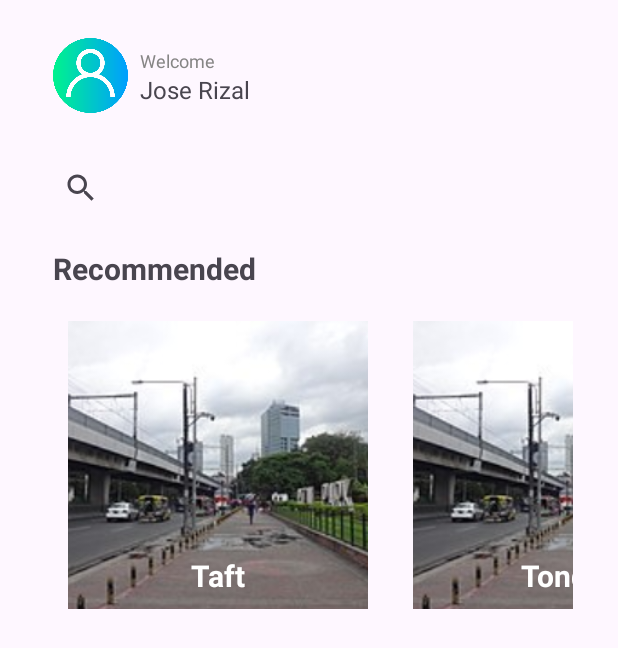
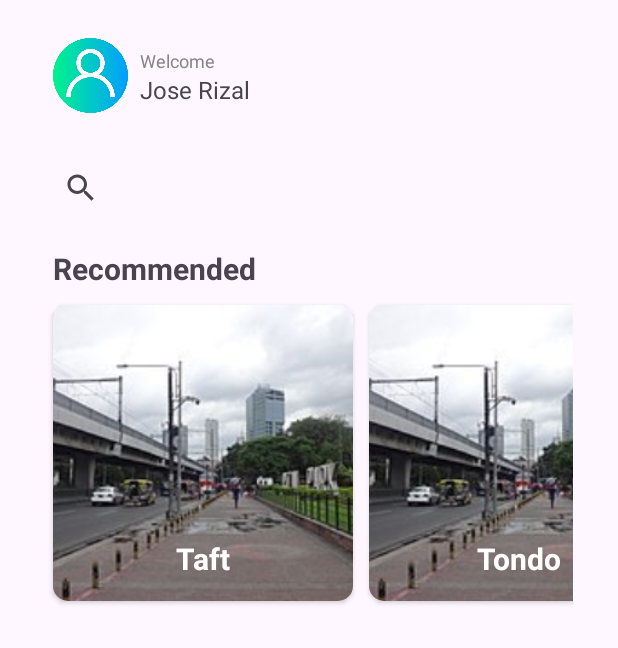
Before and after one commit to CodeKiyo/phexplore, an Android app: the screen it shows after launch (MainActivity), on a phone screen of 412 x 824 dp. Shown: the top 648 px of the screen. Run offline under Robolectric (Android 15) with nearby library versions, the light colour scheme and no system bars.

Commit message:
Rounded images

```diff
--- a/app/src/main/java/com/mobdeve/phexplore/MainActivity.kt
+++ b/app/src/main/java/com/mobdeve/phexplore/MainActivity.kt
@@ -30,12 +30,15 @@ class MainActivity : AppCompatActivity() {
         super.onCreate(savedInstanceState)
 
         // This is to test the main menu page without the need for login
+
         mainPage = MainmenuPageBinding.inflate(layoutInflater)
         setContentView(mainPage.root)
         mainPage.menuRecyclerView.adapter = MainViewAdapter(DataGenerator.loadData())
         val linearLayoutManager = LinearLayoutManager(this)
         linearLayoutManager.orientation = LinearLayoutManager.HORIZONTAL
         mainPage.menuRecyclerView.layoutManager = linearLayoutManager
+
+
 
         /*
         // ViewBinding
--- a/app/src/main/res/layout/menuitem_layout.xml
+++ b/app/src/main/res/layout/menuitem_layout.xml
@@ -2,16 +2,29 @@
 <androidx.constraintlayout.widget.ConstraintLayout xmlns:android="http://schemas.android.com/apk/res/android"
     xmlns:app="http://schemas.android.com/apk/res-auto"
     xmlns:tools="http://schemas.android.com/tools"
-    android:layout_width="230dp"
+    android:layout_width="wrap_content"
+    android:layout_height="match_parent">
+
+
+    <androidx.cardview.widget.CardView
+        android:layout_width="match_parent"
+        android:layout_height="match_parent"
+        android:layout_margin="5dp"
+        android:elevation="10dp"
+        app:cardCornerRadius="10dp"
+        app:layout_constraintEnd_toEndOf="parent"
+        app:layout_constraintStart_toStartOf="parent"
+        app:layout_constraintTop_toTopOf="parent">
+
+        <androidx.constraintlayout.widget.ConstraintLayout
+            android:layout_width="match_parent"
             android:layout_height="match_parent">
 
             <ImageView
                 android:id="@+id/destImage"
                 android:layout_width="200dp"
                 android:layout_height="200dp"
-        android:layout_marginTop="16dp"
                 android:adjustViewBounds="true"
-        android:cropToPadding="true"
                 android:scaleType="centerCrop"
                 app:layout_constraintEnd_toEndOf="parent"
                 app:layout_constraintStart_toStartOf="parent"
@@ -22,7 +35,6 @@
                 android:id="@+id/destName"
                 android:layout_width="wrap_content"
                 android:layout_height="wrap_content"
-        android:layout_marginTop="155dp"
                 android:text="Name of destination"
                 android:textColor="#FFFFFF"
                 android:textSize="20sp"
@@ -31,5 +43,9 @@
                 app:layout_constraintEnd_toEndOf="@+id/destImage"
                 app:layout_constraintStart_toStartOf="@+id/destImage"
                 app:layout_constraintTop_toTopOf="@+id/destImage"
-        app:layout_constraintVertical_bias="0.04" />
+                app:layout_constraintVertical_bias="0.901" />
         </androidx.constraintlayout.widget.ConstraintLayout>
+
+    </androidx.cardview.widget.CardView>
+
+</androidx.constraintlayout.widget.ConstraintLayout>
```
Lines whose indentation alone changed are shown as unchanged.
